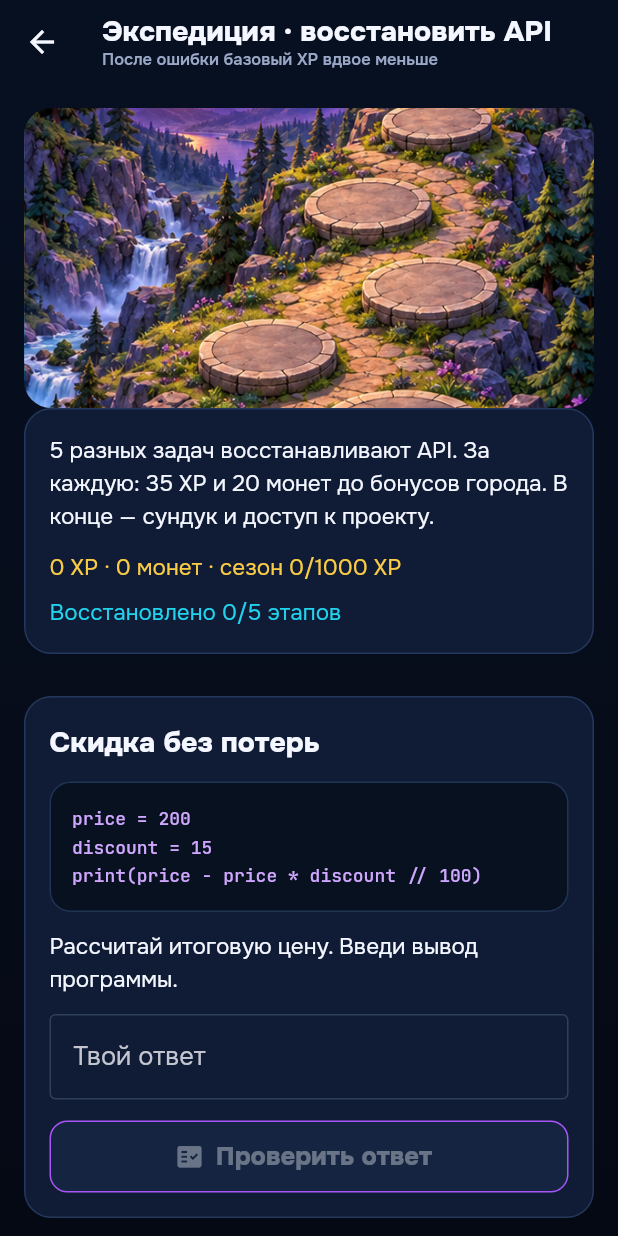
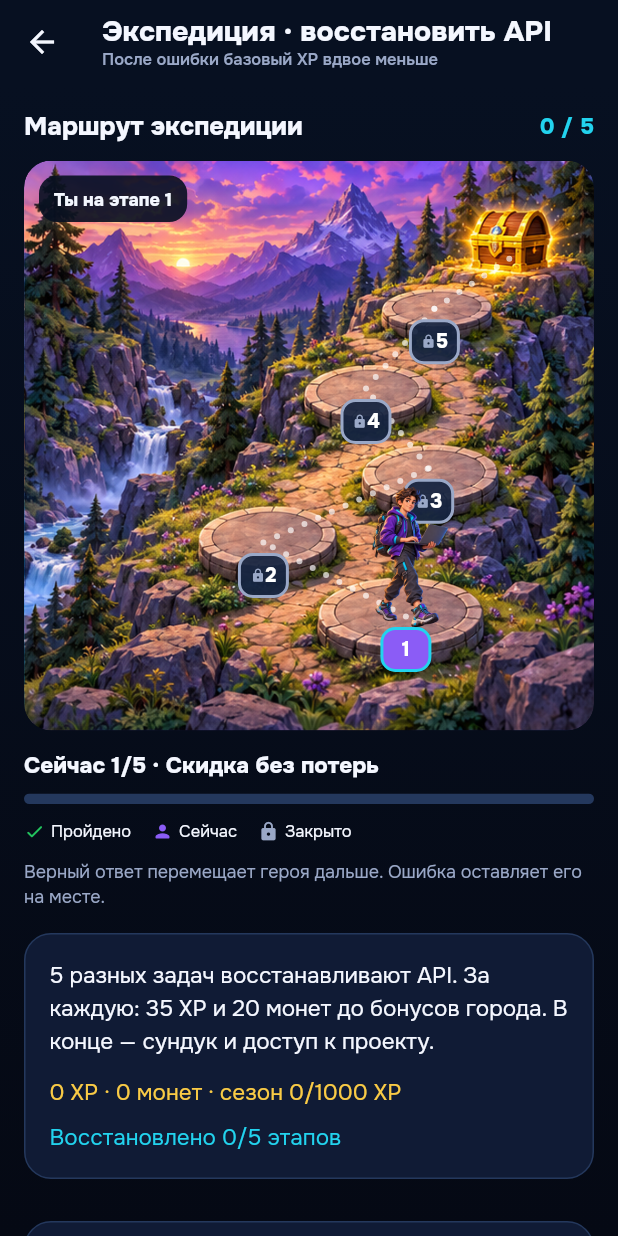
Before and after one commit to pazzia/Bytecraft-World-Career, a Flutter app: the screen it shows after launch, after a tap on an icon or button, on a phone screen of 412 x 824 dp. Run offline on Flutter 3.47's test engine with Material 3 defaults, Android fonts, the phone set to English and light mode, and no system bars; our stand-ins replace dio, flutter_riverpod, go_router, shared_preferences, webview_flutter.

Commit message:
World 0.4.4: show full expedition route and move programmer with verified progress

```diff
--- /dev/null
+++ b/lib/features/world/presentation/expedition_map.dart
@@ -0,0 +1,180 @@
+import 'package:flutter/material.dart';
+
+import '../domain/world_challenge.dart';
+import '../domain/world_state.dart';
+import 'world_ui.dart';
+
+/// Coordinates match the five stone platforms in the complete square artwork.
+/// Only validated expeditionStep moves the explorer; taps never change progress.
+class ExpeditionMap extends StatefulWidget {
+  const ExpeditionMap({super.key, required this.completed});
+  final int completed;
+
+  static const platforms = [
+    Offset(.67, .80),
+    Offset(.42, .67),
+    Offset(.71, .54),
+    Offset(.60, .40),
+    Offset(.72, .26),
+    Offset(.87, .16), // chest, reached only after the fifth correct answer
+  ];
+
+  @override
+  State<ExpeditionMap> createState() => _ExpeditionMapState();
+}
+
+class _ExpeditionMapState extends State<ExpeditionMap>
+    with AutomaticKeepAliveClientMixin {
+  @override
+  bool get wantKeepAlive => true;
+
+  @override
+  Widget build(BuildContext context) {
+    super.build(context);
+    final step = widget.completed.clamp(0, 5);
+    final current = step == 5 ? null : WorldChallenges.at(
+      WorldState.initial().copyWith(expeditionStep: step), WorldMode.expedition);
+    return Column(
+      crossAxisAlignment: CrossAxisAlignment.stretch,
+      children: [
+        Row(children: [
+          const Expanded(child: Text('Маршрут экспедиции', style: TextStyle(
+            color: WorldPalette.text, fontWeight: FontWeight.w800, fontSize: 17))),
+          Text('$step / 5', key: const ValueKey('expedition-progress'),
+            style: const TextStyle(color: WorldPalette.cyan, fontWeight: FontWeight.w900)),
+        ]),
+        const SizedBox(height: 10),
+        ClipRRect(
+          borderRadius: BorderRadius.circular(18),
+          child: AspectRatio(
+            aspectRatio: 1,
+            child: LayoutBuilder(builder: (context, constraints) {
+              final side = constraints.maxWidth;
+              final point = ExpeditionMap.platforms[step];
+              final height = (side * .26).clamp(72.0, 112.0);
+              final width = height * 2 / 3;
+              return Stack(children: [
+                const Positioned.fill(child: WorldArtwork(WorldScene.expedition)),
+                Positioned.fill(child: IgnorePointer(child: CustomPaint(
+                  painter: _RoutePainter(completed: step)))),
+                // A small caption sits in the open landscape, not over a task.
+                Positioned(left: 10, top: 10, child: Container(
+                  padding: const EdgeInsets.symmetric(horizontal: 10, vertical: 7),
+                  decoration: BoxDecoration(color: const Color(0xE6071021),
+                    borderRadius: BorderRadius.circular(12)),
+                  child: Text(step == 5 ? 'API восстановлен ✓' : 'Ты на этапе ${step + 1}',
+                    style: const TextStyle(color: WorldPalette.text, fontSize: 12,
+                      fontWeight: FontWeight.w800)),
+                )),
+                for (var i = 0; i < 5; i++)
+                  Positioned(
+                    left: ExpeditionMap.platforms[i].dx * side - 17,
+                    top: ExpeditionMap.platforms[i].dy * side + 7,
+                    width: 34, height: 30,
+                    child: Semantics(
+                      label: 'Этап ${i + 1}: ${i < step ? "пройден" : i == step ? "текущий" : "закрыт"}',
+                      child: Tooltip(
+                        message: i < step ? 'Этап ${i + 1} пройден' : i == step
+                            ? 'Текущее задание' : 'Откроется после предыдущего этапа',
+                        child: DecoratedBox(
+                          key: ValueKey('expedition-node-$i'),
+                          decoration: BoxDecoration(
+                            color: i < step ? WorldPalette.green : i == step
+                              ? WorldPalette.purple : const Color(0xED152441),
+                            borderRadius: BorderRadius.circular(10),
+                            border: Border.all(color: i == step ? WorldPalette.cyan
+                              : i < step ? Colors.white : WorldPalette.muted, width: 2),
+                          ),
+                          child: Center(child: i < step
+                            ? const Icon(Icons.check_rounded, size: 21, color: Colors.white)
+                            : Row(mainAxisAlignment: MainAxisAlignment.center, children: [
+                                if (i > step) const Icon(Icons.lock_rounded, size: 10,
+                                  color: WorldPalette.muted),
+                                Text('${i + 1}', style: const TextStyle(color: Colors.white,
+                                  fontWeight: FontWeight.w900, fontSize: 13)),
+                              ])),
+                        ),
+                      ),
+                    ),
+                  ),
+                AnimatedPositioned(
+                  key: const ValueKey('expedition-explorer-position'),
+                  duration: const Duration(milliseconds: 850),
+                  curve: Curves.easeInOutCubic,
+                  left: (point.dx * side - width / 2).clamp(0.0, side - width),
+                  top: (point.dy * side - height + 10).clamp(3.0, side - height),
+                  width: width, height: height,
+                  child: IgnorePointer(child: Image.asset(
+                    'assets/world/programmer-explorer.png',
+                    key: const ValueKey('expedition-explorer'),
+                    fit: BoxFit.contain,
+                    semanticLabel: step == 5 ? 'Программист достиг сундука' : 'Программист на этапе ${step + 1}',
+                  )),
+                ),
+              ]);
+            }),
+          ),
+        ),
+        const SizedBox(height: 12),
+        Semantics(liveRegion: true, child: Text(
+          step == 5 ? '5 из 5 · маршрут завершён. Забери сундук ниже.'
+            : 'Сейчас ${step + 1}/5 · ${current!.title}',
+          key: const ValueKey('expedition-current-stage'),
+          style: const TextStyle(color: WorldPalette.text, fontWeight: FontWeight.w800),
+        )),
+        const SizedBox(height: 8),
+        ClipRRect(borderRadius: BorderRadius.circular(6), child: LinearProgressIndicator(
+          value: step / 5, minHeight: 7, color: WorldPalette.green,
+          backgroundColor: WorldPalette.border,
+          semanticsLabel: 'Пройдено этапов', semanticsValue: '$step из 5',
+        )),
+        const SizedBox(height: 10),
+        const Wrap(spacing: 14, runSpacing: 5, children: [
+          _Legend(color: WorldPalette.green, text: 'Пройдено', icon: Icons.check_rounded),
+          _Legend(color: WorldPalette.purple, text: 'Сейчас', icon: Icons.person_rounded),
+          _Legend(color: WorldPalette.muted, text: 'Закрыто', icon: Icons.lock_rounded),
+        ]),
+        const SizedBox(height: 10),
+        const Text('Верный ответ перемещает героя дальше. Ошибка оставляет его на месте.',
+          style: TextStyle(color: WorldPalette.muted, fontSize: 12)),
+        const SizedBox(height: 16),
+      ],
+    );
+  }
+}
+
+class _Legend extends StatelessWidget {
+  const _Legend({required this.color, required this.text, required this.icon});
+  final Color color;
+  final String text;
+  final IconData icon;
+  @override
+  Widget build(BuildContext context) => Row(mainAxisSize: MainAxisSize.min, children: [
+    Icon(icon, color: color, size: 14),
+    const SizedBox(width: 4),
+    Text(text, style: const TextStyle(color: WorldPalette.text, fontSize: 11)),
+  ]);
+}
+
+class _RoutePainter extends CustomPainter {
+  const _RoutePainter({required this.completed});
+  final int completed;
+  @override
+  void paint(Canvas canvas, Size size) {
+    final points = ExpeditionMap.platforms.map((p) => Offset(p.dx * size.width, p.dy * size.height)).toList();
+    for (var i = 0; i < points.length - 1; i++) {
+      final paint = Paint()..strokeWidth = 4..strokeCap = StrokeCap.round
+        ..color = i < completed ? WorldPalette.green : const Color(0xAAFFFFFF);
+      if (i < completed) {
+        canvas.drawLine(points[i], points[i + 1], paint);
+      } else {
+        final distance = (points[i + 1] - points[i]).distance;
+        for (double d = 0; d < distance; d += 10) {
+          canvas.drawCircle(Offset.lerp(points[i], points[i + 1], d / distance)!, 2, paint);
+        }
+      }
+    }
+  }
+  @override
+  bool shouldRepaint(_RoutePainter oldDelegate) => completed != oldDelegate.completed;
+}
--- a/lib/features/world/presentation/world_challenge_screens.dart
+++ b/lib/features/world/presentation/world_challenge_screens.dart
@@ -11,6 +11,7 @@ import '../domain/world_state.dart';
 import 'world_controller.dart';
 import 'world_ui.dart';
 import 'world_hearts_panel.dart';
+import 'expedition_map.dart';
 
 class ExpeditionScreen extends StatelessWidget {
   const ExpeditionScreen({super.key});
@@ -61,6 +62,7 @@ class WorldQuestScreen extends ConsumerStatefulWidget {
 
 class _WorldQuestScreenState extends ConsumerState<WorldQuestScreen> {
   final _feedbackKey = GlobalKey();
+  final _expeditionMapKey = GlobalKey();
   String? _feedback;
   bool _next = false;
   bool _correct = false;
@@ -109,8 +111,9 @@ class _WorldQuestScreenState extends ConsumerState<WorldQuestScreen> {
                   const WorldHeartsPanel(),
                   const SizedBox(height: 14),
                 ],
-                if (mode == WorldMode.expedition ||
-                    mode == WorldMode.boss ||
+                if (mode == WorldMode.expedition)
+                  ExpeditionMap(key: _expeditionMapKey, completed: s.expeditionStep),
+                if (mode == WorldMode.boss ||
                     mode == WorldMode.rival)
                   SizedBox(
                     height: 200,
@@ -267,7 +270,9 @@ class _WorldQuestScreenState extends ConsumerState<WorldQuestScreen> {
                       });
                       WidgetsBinding.instance.addPostFrameCallback((_) {
                         if (!mounted) return;
-                        final target = _feedbackKey.currentContext;
+                        final target = result.correct && mode == WorldMode.expedition
+                            ? _expeditionMapKey.currentContext
+                            : _feedbackKey.currentContext;
                         if (target != null) {
                           unawaited(
                             Scrollable.ensureVisible(
--- a/pubspec.yaml
+++ b/pubspec.yaml
@@ -1,7 +1,7 @@
 name: bytecraft
 description: "Bytecraft World — игровое обучение Python: учись, пиши код, строй IT-город и соревнуйся."
 publish_to: "none"
-version: 0.4.3+6
+version: 0.4.4+7
 
 environment:
   sdk: ">=3.8.0 <4.0.0"
```
Also changed, not shown: assets/world/programmer-explorer.png (added), 3 other files.
